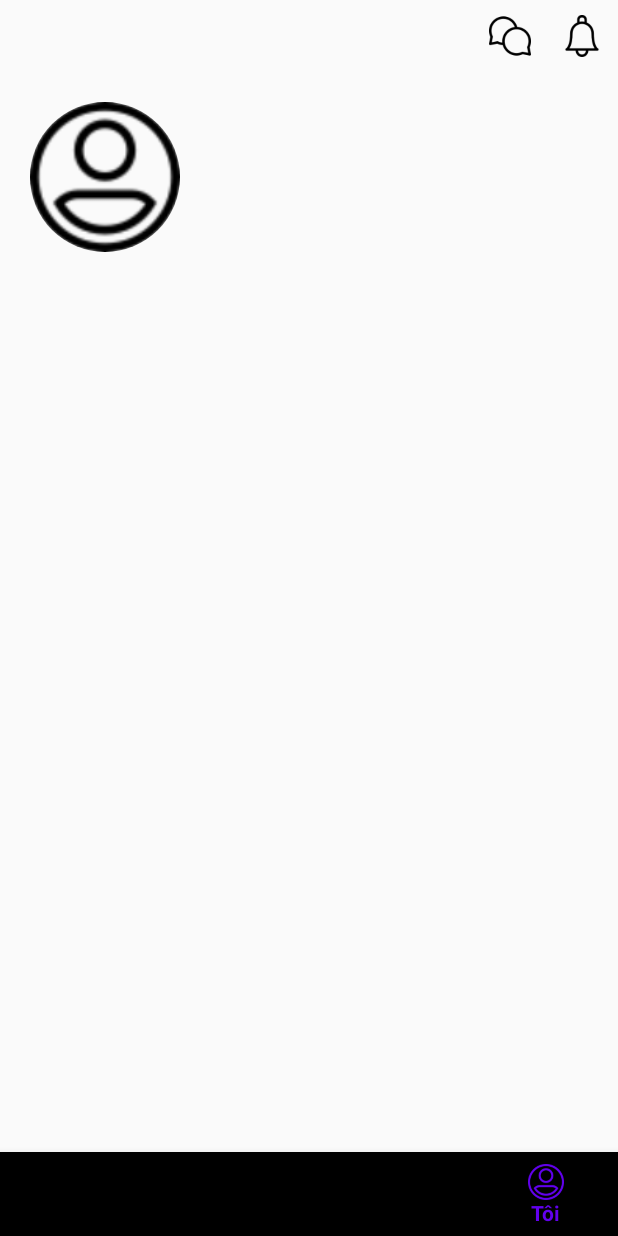
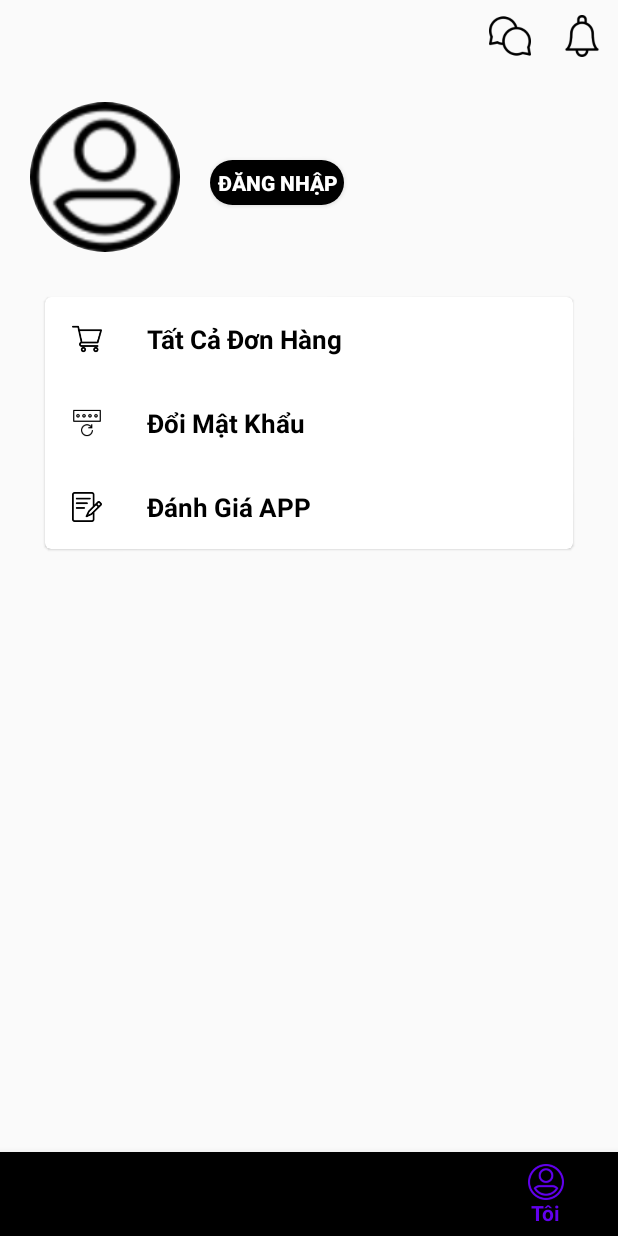
Before and after one commit to so1toiday/app_banhang, an Android app: the screen it shows after launch (MainActivity), item 5 of the bottom bar chosen, on a phone screen of 412 x 824 dp. Run offline under Robolectric (Android 15) with nearby library versions, the phone set to English and light mode, and no system bars; our stand-ins replace CircleImageView, Firebase (no records; nobody signed in at launch, a user with empty details on screens opened directly), Picasso; libraries missing offline, so code that uses them is left out: me.relex.circleindicator; pictures from the network do not load; 2 statements that could not run were skipped.

Commit message:
update 1/6

```diff
--- /dev/null
+++ b/app/src/main/java/com/quyet/banhang/app_banhang/adapter/ProfileAdapter.java
@@ -0,0 +1,56 @@
+package com.quyet.banhang.app_banhang.adapter;
+
+import android.content.Context;
+import android.view.LayoutInflater;
+import android.view.View;
+import android.view.ViewGroup;
+import android.widget.ImageView;
+import android.widget.TextView;
+
+import androidx.annotation.NonNull;
+import androidx.recyclerview.widget.RecyclerView;
+
+import com.quyet.banhang.app_banhang.R;
+import com.quyet.banhang.app_banhang.model.MenuProfile;
+import com.squareup.picasso.Picasso;
+
+import java.util.List;
+
+public class ProfileAdapter extends RecyclerView.Adapter<ProfileAdapter.viewholder> {
+    Context context;
+    List<MenuProfile> list;
+
+    public ProfileAdapter(Context context, List<MenuProfile> list) {
+        this.context = context;
+        this.list = list;
+    }
+
+    @NonNull
+    @Override
+    public viewholder onCreateViewHolder(@NonNull ViewGroup parent, int viewType) {
+        View view=LayoutInflater.from(parent.getContext()).inflate(R.layout.item_profile_menu, parent, false);
+        return new viewholder(view);
+    }
+
+    @Override
+    public void onBindViewHolder(@NonNull viewholder holder, int position) {
+        MenuProfile m=list.get(position);
+        holder.mTitle.setText(m.getTitle());
+        holder.mImage.setImageResource(m.getImage());
+    }
+
+    @Override
+    public int getItemCount() {
+        return list==null?0:list.size();
+    }
+
+    public class viewholder extends RecyclerView.ViewHolder {
+        ImageView mImage;
+        TextView mTitle;
+        public viewholder(@NonNull View itemView) {
+            super(itemView);
+            mImage=itemView.findViewById(R.id.imMenuProfile);
+            mTitle=itemView.findViewById(R.id.tvTitleProfile);
+        }
+    }
+}
--- /dev/null
+++ b/app/src/main/java/com/quyet/banhang/app_banhang/model/MenuProfile.java
@@ -0,0 +1,31 @@
+package com.quyet.banhang.app_banhang.model;
+
+public class MenuProfile {
+    String title;
+
+    int image;
+
+    public MenuProfile(String title, int image) {
+        this.title = title;
+        this.image = image;
+    }
+
+    public void setImage(int image) {
+        this.image = image;
+    }
+
+    public MenuProfile() {
+    }
+
+    public String getTitle() {
+        return title;
+    }
+
+    public void setTitle(String title) {
+        this.title = title;
+    }
+
+    public int getImage() {
+        return image;
+    }
+}
--- a/app/src/main/java/com/quyet/banhang/app_banhang/ui/fragment/ProfileFragment.java
+++ b/app/src/main/java/com/quyet/banhang/app_banhang/ui/fragment/ProfileFragment.java
@@ -6,6 +6,8 @@ import android.os.Bundle;
 import androidx.annotation.NonNull;
 import androidx.annotation.Nullable;
 import androidx.fragment.app.Fragment;
+import androidx.recyclerview.widget.LinearLayoutManager;
+import androidx.recyclerview.widget.RecyclerView;
 
 import android.view.LayoutInflater;
 import android.view.View;
@@ -20,11 +22,17 @@ import com.google.firebase.database.DatabaseError;
 import com.google.firebase.database.DatabaseReference;
 import com.google.firebase.database.FirebaseDatabase;
 import com.google.firebase.database.ValueEventListener;
+import com.quyet.banhang.app_banhang.MainActivity;
 import com.quyet.banhang.app_banhang.R;
+import com.quyet.banhang.app_banhang.adapter.ProfileAdapter;
+import com.quyet.banhang.app_banhang.model.MenuProfile;
 import com.quyet.banhang.app_banhang.model.User;
 import com.quyet.banhang.app_banhang.ui.activity.LoginActivity;
 import com.quyet.banhang.app_banhang.ui.activity.SettingActivity;
 import com.squareup.picasso.Picasso;
+
+import java.util.ArrayList;
+import java.util.List;
 
 import de.hdodenhof.circleimageview.CircleImageView;
 
@@ -33,6 +41,8 @@ import de.hdodenhof.circleimageview.CircleImageView;
  */
 public class ProfileFragment extends Fragment {
 
+    RecyclerView mRecycleviewMenu;
+    Button mLogout;
     DatabaseReference reference;
     TextView mEmail,mName;
     Button mButtonEdit,mLogin;
@@ -40,6 +50,7 @@ public class ProfileFragment extends Fragment {
     FirebaseAuth auth;
     FirebaseUser firebaseUser;
     User user;
+    List<MenuProfile>  listmenu;
 
     public ProfileFragment() {
         // Required empty public constructor
@@ -57,6 +68,8 @@ public class ProfileFragment extends Fragment {
     public void onViewCreated(@NonNull View view, @Nullable Bundle savedInstanceState) {
         super.onViewCreated(view, savedInstanceState);
         reference= FirebaseDatabase.getInstance().getReference("user");
+        listmenu=new ArrayList<>();
+        addList();
         auth=FirebaseAuth.getInstance();
         firebaseUser=auth.getCurrentUser();
         findView(view);
@@ -77,6 +90,7 @@ public class ProfileFragment extends Fragment {
             mName.setVisibility(View.VISIBLE);
             mButtonEdit.setVisibility(View.VISIBLE);
             mLogin.setVisibility(View.GONE);
+            mLogout.setVisibility(View.VISIBLE);
             String uid=firebaseUser.getUid();
             mEmail.setText(firebaseUser.getEmail());
             reference.child(uid).addValueEventListener(new ValueEventListener() {
@@ -93,14 +107,32 @@ public class ProfileFragment extends Fragment {
 
                 }
             });
+            mLogout.setOnClickListener(new View.OnClickListener() {
+                @Override
+                public void onClick(View v) {
+                    FirebaseAuth.getInstance().signOut();
+                    startActivity(new Intent(getContext(), MainActivity.class));
+                    getActivity().finish();
+                }
+            });
         }else{
             mEmail.setVisibility(View.GONE);
             mName.setVisibility(View.GONE);
             mButtonEdit.setVisibility(View.GONE);
-            mLogin.setVisibility(View.INVISIBLE);
+            mLogin.setVisibility(View.VISIBLE);
+            mLogout.setVisibility(View.GONE);
         }
 
 
+        ProfileAdapter adapter=new ProfileAdapter(getContext(),listmenu);
+        mRecycleviewMenu.setAdapter(adapter);
+        mRecycleviewMenu.setLayoutManager(new LinearLayoutManager(getContext()));
+    }
+
+    private void addList() {
+        listmenu.add(new MenuProfile("Tất Cả Đơn Hàng",R.drawable.supermarket));
+        listmenu.add(new MenuProfile("Đổi Mật Khẩu",R.drawable.changepassword));
+        listmenu.add(new MenuProfile("Đánh Giá APP",R.drawable.write));
     }
 
     private void findView(View view) {
@@ -109,5 +141,7 @@ public class ProfileFragment extends Fragment {
         mButtonEdit=view.findViewById(R.id.btnEditProfile);
         mImageUser=view.findViewById(R.id.imUser);
         mLogin=view.findViewById(R.id.btnDangNhap);
+        mLogout=view.findViewById(R.id.btnLogout);
+        mRecycleviewMenu=view.findViewById(R.id.reListMenu);
     }
 }
--- a/app/src/main/res/layout/fragment_profile.xml
+++ b/app/src/main/res/layout/fragment_profile.xml
@@ -8,6 +8,7 @@
     tools:context=".ui.fragment.ProfileFragment">
 
     <LinearLayout
+        android:id="@+id/linearLayout5"
         android:layout_width="match_parent"
         android:layout_height="wrap_content"
         android:padding="10dp"
@@ -16,10 +17,10 @@
         app:layout_constraintTop_toTopOf="parent">
 
         <de.hdodenhof.circleimageview.CircleImageView
-            android:src="@drawable/user"
             android:id="@+id/imUser"
             android:layout_width="100dp"
-            android:layout_height="100dp" />
+            android:layout_height="100dp"
+            android:src="@drawable/user" />
 
         <LinearLayout
             android:layout_width="match_parent"
@@ -49,8 +50,8 @@
                 android:text="Chi Tiết"
                 android:textColor="#FFFFFF"
                 android:textStyle="bold" />
+
             <Button
-                android:visibility="gone"
                 android:id="@+id/btnDangNhap"
                 android:layout_width="wrap_content"
                 android:layout_height="30dp"
@@ -58,10 +59,38 @@
                 android:background="@drawable/botron_button4"
                 android:text="Đăng Nhập"
                 android:textColor="#FFFFFF"
-                android:textStyle="bold" />
-
+                android:textStyle="bold"
+                android:visibility="gone" />
         </LinearLayout>
 
     </LinearLayout>
 
+    <com.google.android.material.card.MaterialCardView
+        android:id="@+id/materialCardView2"
+        android:layout_width="match_parent"
+        android:layout_height="wrap_content"
+        android:layout_margin="20dp"
+        app:layout_constraintTop_toBottomOf="@+id/linearLayout5"
+        tools:layout_editor_absoluteX="20dp">
+
+        <androidx.recyclerview.widget.RecyclerView
+            android:id="@+id/reListMenu"
+            android:layout_width="match_parent"
+            android:layout_height="wrap_content"
+            tools:layout_editor_absoluteX="22dp"
+            tools:layout_editor_absoluteY="243dp" />
+    </com.google.android.material.card.MaterialCardView>
+
+    <Button
+        android:id="@+id/btnLogout"
+        android:text="Đăng Xuất"
+        android:layout_marginBottom="20dp"
+        android:layout_width="wrap_content"
+        android:layout_height="wrap_content"
+        android:background="@drawable/botron_button3"
+        app:layout_constraintBottom_toBottomOf="parent"
+        app:layout_constraintEnd_toEndOf="parent"
+        app:layout_constraintStart_toStartOf="parent" />
+
+
 </androidx.constraintlayout.widget.ConstraintLayout>
--- /dev/null
+++ b/app/src/main/res/layout/item_profile_menu.xml
@@ -0,0 +1,19 @@
+<?xml version="1.0" encoding="utf-8"?>
+<LinearLayout
+    xmlns:android="http://schemas.android.com/apk/res/android" android:layout_width="match_parent"
+    android:layout_height="wrap_content"
+    android:gravity="center_vertical"
+    android:layout_margin="8dp">
+    <ImageView
+        android:id="@+id/imMenuProfile"
+        android:padding="10dp"
+        android:layout_width="40dp"
+        android:layout_height="40dp"/>
+    <TextView
+        android:id="@+id/tvTitleProfile"
+        android:layout_marginLeft="20dp"
+        style="@style/title"
+        android:textSize="17dp"
+        android:layout_width="wrap_content"
+        android:layout_height="wrap_content"/>
+</LinearLayout>
```
Also changed, not shown: app/src/main/res/drawable/changepassword.png (added), app/src/main/res/drawable/review.png (added), app/src/main/res/drawable/write.png (added).
